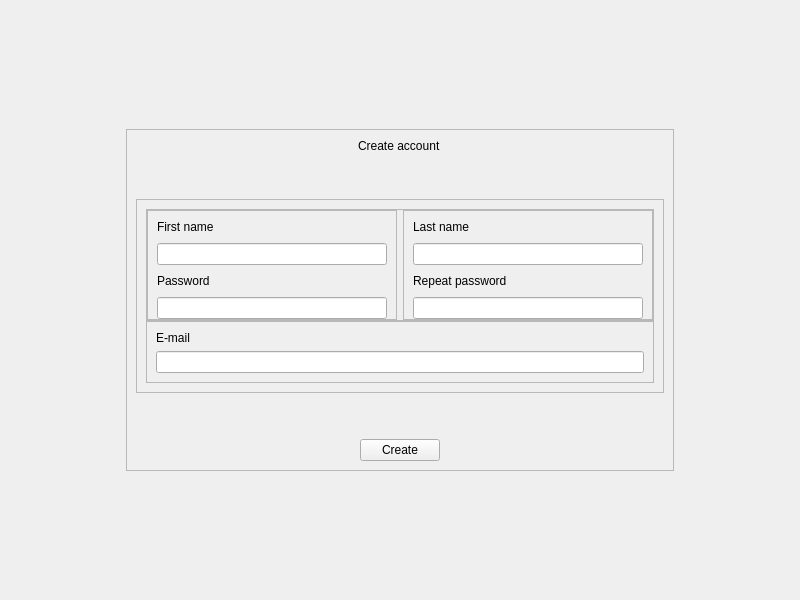
Qt form skin application/skinApplication/src/views/ui/ui_create_account.ui (AgustinCartaya/SkinApplication) before a commit.
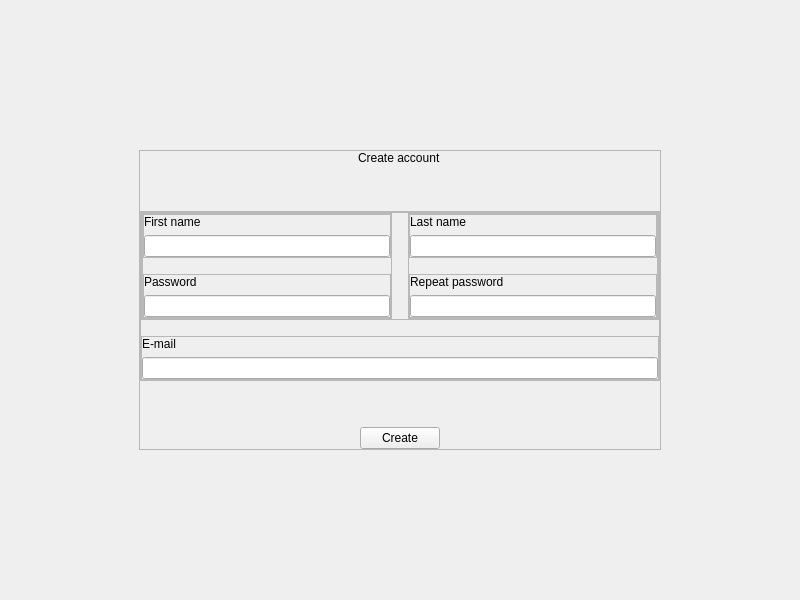
The same form after that commit. Custom widgets are drawn as their Qt base class.

What changed in the file:
```diff
--- a/skin application/skinApplication/src/views/ui/ui_create_account.ui
+++ b/skin application/skinApplication/src/views/ui/ui_create_account.ui
@@ -33,7 +33,7 @@
     <number>9</number>
    </property>
    <item alignment="Qt::AlignHCenter|Qt::AlignVCenter">
-    <widget class="QFrame" name="center_container">
+    <widget class="QFrame" name="c_center">
      <property name="frameShape">
       <enum>QFrame::StyledPanel</enum>
      </property>
@@ -42,13 +42,16 @@
      </property>
      <layout class="QVBoxLayout" name="verticalLayout_2">
       <property name="leftMargin">
-       <number>9</number>
+       <number>0</number>
       </property>
       <property name="topMargin">
-       <number>9</number>
+       <number>0</number>
       </property>
       <property name="rightMargin">
-       <number>9</number>
+       <number>0</number>
+      </property>
+      <property name="bottomMargin">
+       <number>0</number>
       </property>
       <item alignment="Qt::AlignHCenter">
        <widget class="Label" name="lb_title">
@@ -71,7 +74,7 @@
        </spacer>
       </item>
       <item>
-       <widget class="QFrame" name="frame_2">
+       <widget class="QFrame" name="c_inputs">
         <property name="frameShape">
          <enum>QFrame::StyledPanel</enum>
         </property>
@@ -80,10 +83,22 @@
         </property>
         <layout class="QVBoxLayout" name="verticalLayout_5">
          <property name="spacing">
+          <number>16</number>
+         </property>
+         <property name="leftMargin">
+          <number>0</number>
+         </property>
+         <property name="topMargin">
+          <number>0</number>
+         </property>
+         <property name="rightMargin">
+          <number>0</number>
+         </property>
+         <property name="bottomMargin">
           <number>0</number>
          </property>
          <item>
-          <widget class="QFrame" name="inputs_container">
+          <widget class="QFrame" name="frame_2">
            <property name="frameShape">
             <enum>QFrame::StyledPanel</enum>
            </property>
@@ -91,6 +106,9 @@
             <enum>QFrame::Raised</enum>
            </property>
            <layout class="QHBoxLayout" name="horizontalLayout">
+            <property name="spacing">
+             <number>16</number>
+            </property>
             <property name="leftMargin">
              <number>0</number>
             </property>
@@ -125,7 +143,37 @@
               </property>
               <layout class="QVBoxLayout" name="verticalLayout_3">
                <property name="spacing">
-                <number>9</number>
+                <number>16</number>
+               </property>
+               <property name="leftMargin">
+                <number>0</number>
+               </property>
+               <property name="topMargin">
+                <number>0</number>
+               </property>
+               <property name="rightMargin">
+                <number>0</number>
+               </property>
+               <property name="bottomMargin">
+                <number>0</number>
+               </property>
+               <item>
+                <widget class="QFrame" name="c_first_name">
+                 <property name="frameShape">
+                  <enum>QFrame::StyledPanel</enum>
+                 </property>
+                 <property name="frameShadow">
+                  <enum>QFrame::Raised</enum>
+                 </property>
+                 <layout class="QVBoxLayout" name="verticalLayout_8">
+                  <property name="leftMargin">
+                   <number>0</number>
+                  </property>
+                  <property name="topMargin">
+                   <number>0</number>
+                  </property>
+                  <property name="rightMargin">
+                   <number>0</number>
                </property>
                <property name="bottomMargin">
                 <number>0</number>
@@ -140,6 +188,30 @@
                <item>
                 <widget class="LineEdit" name="i_first_name"/>
                </item>
+                 </layout>
+                </widget>
+               </item>
+               <item>
+                <widget class="QFrame" name="c_password">
+                 <property name="frameShape">
+                  <enum>QFrame::StyledPanel</enum>
+                 </property>
+                 <property name="frameShadow">
+                  <enum>QFrame::Raised</enum>
+                 </property>
+                 <layout class="QVBoxLayout" name="verticalLayout_7">
+                  <property name="leftMargin">
+                   <number>0</number>
+                  </property>
+                  <property name="topMargin">
+                   <number>0</number>
+                  </property>
+                  <property name="rightMargin">
+                   <number>0</number>
+                  </property>
+                  <property name="bottomMargin">
+                   <number>0</number>
+                  </property>
                <item>
                 <widget class="QLabel" name="lb_password">
                  <property name="text">
@@ -153,6 +225,9 @@
               </layout>
              </widget>
             </item>
+              </layout>
+             </widget>
+            </item>
             <item>
              <widget class="QFrame" name="right_side_container">
               <property name="minimumSize">
@@ -175,7 +250,37 @@
               </property>
               <layout class="QVBoxLayout" name="verticalLayout_6">
                <property name="spacing">
-                <number>9</number>
+                <number>16</number>
+               </property>
+               <property name="leftMargin">
+                <number>0</number>
+               </property>
+               <property name="topMargin">
+                <number>0</number>
+               </property>
+               <property name="rightMargin">
+                <number>0</number>
+               </property>
+               <property name="bottomMargin">
+                <number>0</number>
+               </property>
+               <item>
+                <widget class="QFrame" name="c_last_name">
+                 <property name="frameShape">
+                  <enum>QFrame::StyledPanel</enum>
+                 </property>
+                 <property name="frameShadow">
+                  <enum>QFrame::Raised</enum>
+                 </property>
+                 <layout class="QVBoxLayout" name="verticalLayout_9">
+                  <property name="leftMargin">
+                   <number>0</number>
+                  </property>
+                  <property name="topMargin">
+                   <number>0</number>
+                  </property>
+                  <property name="rightMargin">
+                   <number>0</number>
                </property>
                <property name="bottomMargin">
                 <number>0</number>
@@ -190,6 +295,30 @@
                <item>
                 <widget class="LineEdit" name="i_last_name"/>
                </item>
+                 </layout>
+                </widget>
+               </item>
+               <item>
+                <widget class="QFrame" name="c_repeat_password">
+                 <property name="frameShape">
+                  <enum>QFrame::StyledPanel</enum>
+                 </property>
+                 <property name="frameShadow">
+                  <enum>QFrame::Raised</enum>
+                 </property>
+                 <layout class="QVBoxLayout" name="verticalLayout_10">
+                  <property name="leftMargin">
+                   <number>0</number>
+                  </property>
+                  <property name="topMargin">
+                   <number>0</number>
+                  </property>
+                  <property name="rightMargin">
+                   <number>0</number>
+                  </property>
+                  <property name="bottomMargin">
+                   <number>0</number>
+                  </property>
                <item>
                 <widget class="QLabel" name="lb_repeat_password">
                  <property name="text">
@@ -206,8 +335,11 @@
            </layout>
           </widget>
          </item>
+           </layout>
+          </widget>
+         </item>
          <item>
-          <widget class="QFrame" name="frame">
+          <widget class="QFrame" name="c_email">
            <property name="frameShape">
             <enum>QFrame::StyledPanel</enum>
            </property>
@@ -215,6 +347,18 @@
             <enum>QFrame::Raised</enum>
            </property>
            <layout class="QVBoxLayout" name="verticalLayout_4">
+            <property name="leftMargin">
+             <number>0</number>
+            </property>
+            <property name="topMargin">
+             <number>0</number>
+            </property>
+            <property name="rightMargin">
+             <number>0</number>
+            </property>
+            <property name="bottomMargin">
+             <number>0</number>
+            </property>
             <item>
              <widget class="QLabel" name="lb_email">
               <property name="text">
```
Lines whose indentation alone changed are shown as unchanged.
